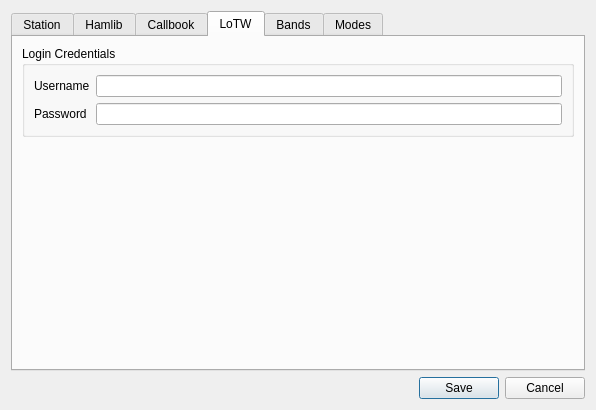
This is ui/SettingsDialog.ui in 7h0ma5/QLog as Qt 5 draws it before an edit. The edited form follows.
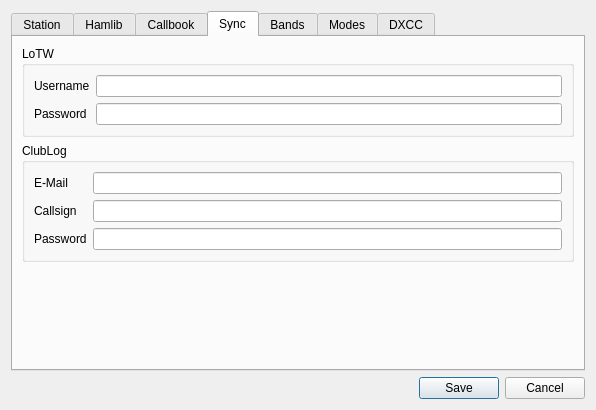
This is the edited form. The open tabs and pages were chosen to show the change.

Commit message: Add Clublog support and DXCC filter

Diff of the .ui file:
```diff
--- a/ui/SettingsDialog.ui
+++ b/ui/SettingsDialog.ui
@@ -17,6 +17,13 @@
    <bool>true</bool>
   </property>
   <layout class="QGridLayout" name="gridLayout">
+   <item row="1" column="0">
+    <widget class="QDialogButtonBox" name="buttonBox">
+     <property name="standardButtons">
+      <set>QDialogButtonBox::Cancel|QDialogButtonBox::Save</set>
+     </property>
+    </widget>
+   </item>
    <item row="0" column="0">
     <widget class="QTabWidget" name="tabWidget">
      <property name="currentIndex">
@@ -229,13 +236,13 @@
      </widget>
      <widget class="QWidget" name="tab_4">
       <attribute name="title">
-       <string>LoTW</string>
+       <string>Sync</string>
       </attribute>
       <layout class="QGridLayout" name="gridLayout_6">
        <item row="0" column="0">
         <widget class="QGroupBox" name="groupBox_4">
          <property name="title">
-          <string>Login Credentials</string>
+          <string>LoTW</string>
          </property>
          <layout class="QFormLayout" name="formLayout_4">
           <item row="0" column="0">
@@ -265,7 +272,7 @@
          </layout>
         </widget>
        </item>
-       <item row="1" column="0">
+       <item row="2" column="0">
         <spacer name="verticalSpacer_2">
          <property name="orientation">
           <enum>Qt::Vertical</enum>
@@ -278,6 +285,49 @@
          </property>
         </spacer>
        </item>
+       <item row="1" column="0">
+        <widget class="QGroupBox" name="groupBox_5">
+         <property name="title">
+          <string>ClubLog</string>
+         </property>
+         <layout class="QFormLayout" name="formLayout_5">
+          <item row="1" column="0">
+           <widget class="QLabel" name="clublogEmailLabel">
+            <property name="text">
+             <string>E-Mail</string>
+            </property>
+           </widget>
+          </item>
+          <item row="1" column="1">
+           <widget class="QLineEdit" name="clublogEmailEdit"/>
+          </item>
+          <item row="2" column="1">
+           <widget class="QLineEdit" name="clublogCallsignEdit"/>
+          </item>
+          <item row="2" column="0">
+           <widget class="QLabel" name="clublogCallsignLabel">
+            <property name="text">
+             <string>Callsign</string>
+            </property>
+           </widget>
+          </item>
+          <item row="3" column="0">
+           <widget class="QLabel" name="clublogPasswordLabel">
+            <property name="text">
+             <string>Password</string>
+            </property>
+           </widget>
+          </item>
+          <item row="3" column="1">
+           <widget class="QLineEdit" name="clublogPasswordEdit">
+            <property name="echoMode">
+             <enum>QLineEdit::Password</enum>
+            </property>
+           </widget>
+          </item>
+         </layout>
+        </widget>
+       </item>
       </layout>
      </widget>
      <widget class="QWidget" name="tab_5">
@@ -300,13 +350,29 @@
        </item>
       </layout>
      </widget>
-    </widget>
-   </item>
-   <item row="1" column="0">
-    <widget class="QDialogButtonBox" name="buttonBox">
-     <property name="standardButtons">
-      <set>QDialogButtonBox::Cancel|QDialogButtonBox::Save</set>
-     </property>
+     <widget class="QWidget" name="tab_7">
+      <attribute name="title">
+       <string>DXCC</string>
+      </attribute>
+      <layout class="QFormLayout" name="formLayout_6">
+       <item row="0" column="0">
+        <widget class="QCheckBox" name="dxccStartDateCheckBox">
+         <property name="sizePolicy">
+          <sizepolicy hsizetype="Minimum" vsizetype="Preferred">
+           <horstretch>0</horstretch>
+           <verstretch>0</verstretch>
+          </sizepolicy>
+         </property>
+         <property name="text">
+          <string>Use start date:</string>
+         </property>
+        </widget>
+       </item>
+       <item row="0" column="1">
+        <widget class="QDateEdit" name="dxccStartDate"/>
+       </item>
+      </layout>
+     </widget>
     </widget>
    </item>
   </layout>
```
The commit also changes 20 other files.
